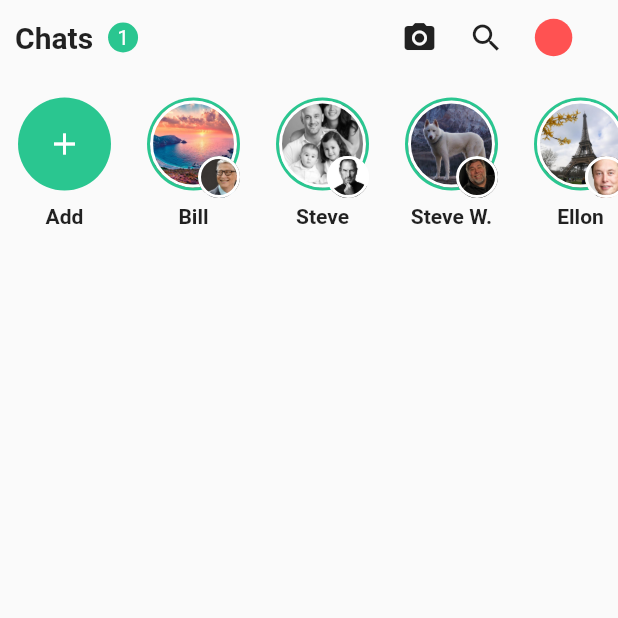
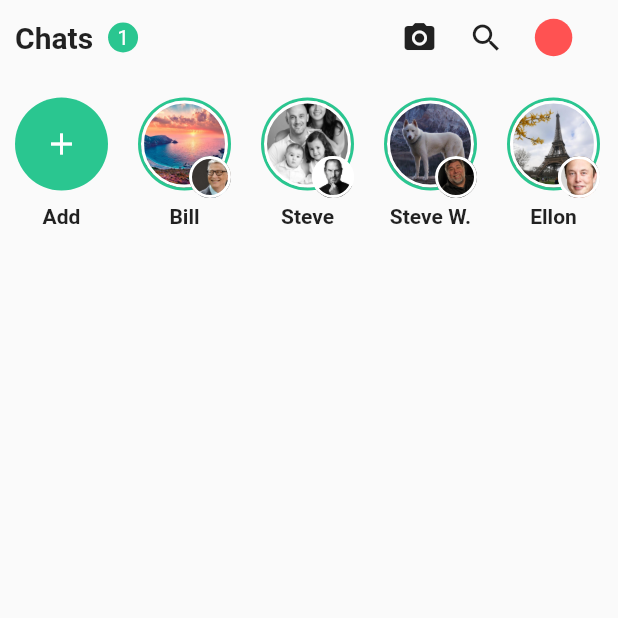
Before and after one commit to feMoraes0/whatsapp-redesign-ui, a Flutter app: the screen it shows after launch, on a phone screen of 412 x 824 dp, the top half of it. Run offline on Flutter 3.47's test engine with Material 2 defaults, Android fonts, the phone set to English and light mode, and no system bars.

Commit message:
Fixed margin as design

```diff
--- a/lib/components/status_bar.dart
+++ b/lib/components/status_bar.dart
@@ -13,7 +13,7 @@ class _StatusBarState extends State<StatusBar> {
 
   Widget add() {
     return Container(
-      margin: const EdgeInsets.symmetric(horizontal: 12.0),
+      margin: const EdgeInsets.symmetric(horizontal: 10.0),
       child: Column(
         children: <Widget>[
           Container(
@@ -47,7 +47,7 @@ class _StatusBarState extends State<StatusBar> {
     @required String statusImg,
   }) {
     return Container(
-      margin: const EdgeInsets.symmetric(horizontal: 12.0),
+      margin: const EdgeInsets.symmetric(horizontal: 10.0),
       child: Column(
         children: <Widget>[
           Stack(
```
